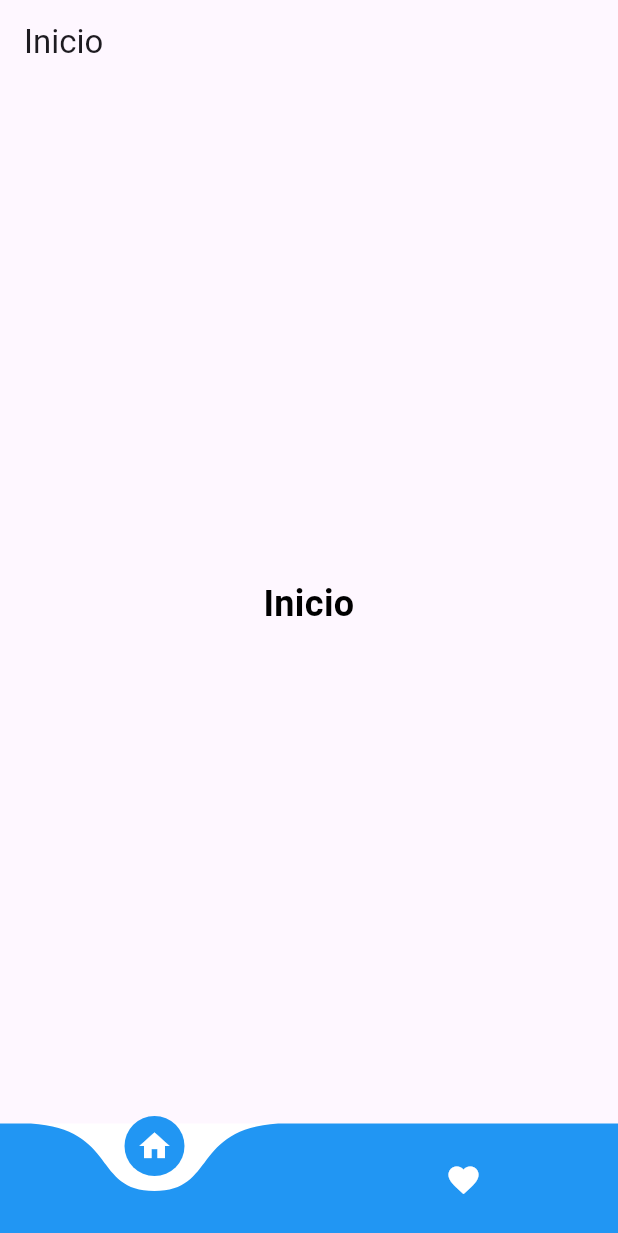
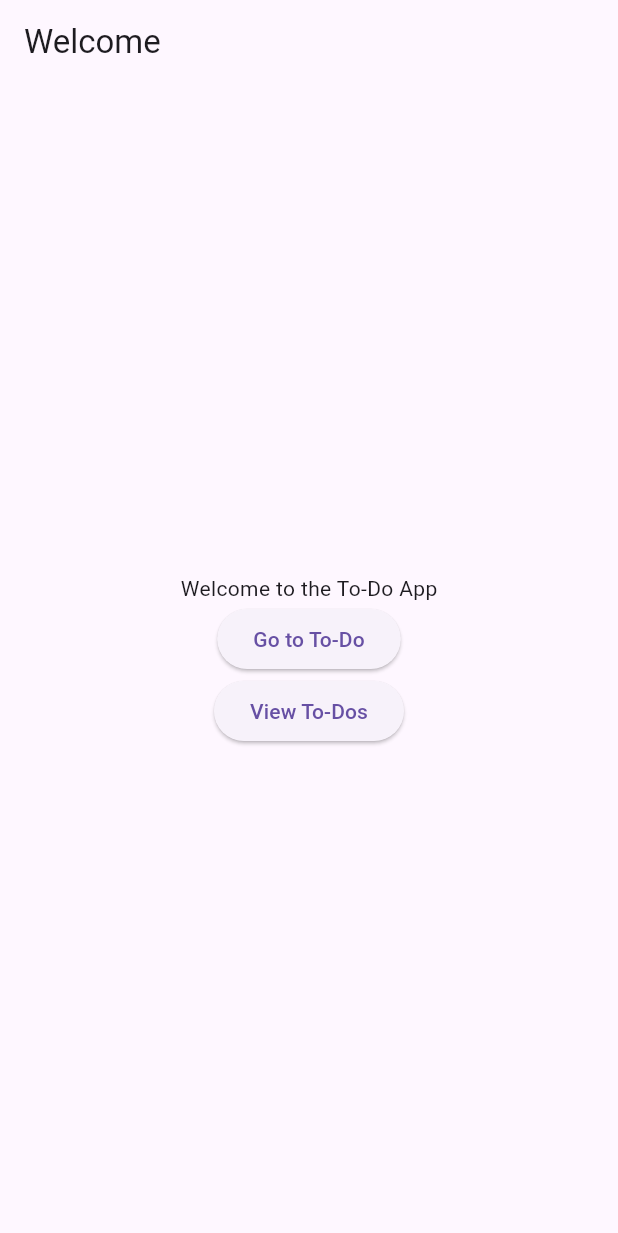
Before and after one commit to Samuel-Novoa/flutter_app_sam, a Flutter app: the screen it shows after launch, on a phone screen of 412 x 824 dp. Shown: the top 1233 px of the screen. Run offline on Flutter 3.47's test engine with Material 3 defaults, Android fonts, the phone set to English and light mode, and no system bars; drawn by our look-alikes of curved_navigation_bar.

Commit message:
New changes in the page

```diff
--- a/lib/main.dart
+++ b/lib/main.dart
@@ -1,7 +1,5 @@
 import 'package:flutter/material.dart';
-import 'package:curved_navigation_bar/curved_navigation_bar.dart';
-import './src/home_page.dart';
-import './src/to_do.dart';
+import 'src/homepage.dart';
 
 void main() {
   runApp(const MyApp());
@@ -12,53 +10,10 @@ class MyApp extends StatelessWidget {
 
   @override
   Widget build(BuildContext context) {
-    return MaterialApp(
+    return const MaterialApp(
       debugShowCheckedModeBanner: false,
       title: 'To-Do App',
-      theme: ThemeData(
-        primarySwatch: Colors.blue,
-      ),
-      home: const MainPage(),
+      home: HomePage(),
     );
   }
 }
-
-class MainPage extends StatefulWidget {
-  const MainPage({super.key});
-
-  @override
-  MainPageState createState() => MainPageState();
-}
-
-class MainPageState extends State<MainPage> {
-  int _selectedIndex = 0;
-
-  final List<Widget> _pages = [
-    const HomePage(),
-    const ToDo(),
-  ];
-
-  @override
-  Widget build(BuildContext context) {
-    return Scaffold(
-
-      body: _pages[_selectedIndex],
-      bottomNavigationBar: CurvedNavigationBar(
-        backgroundColor: Colors.white,
-        color: Colors.blue,
-        animationCurve: Curves.easeInOut,
-        animationDuration: const Duration(milliseconds: 300),
-        onTap: (index) {
-          setState(() {
-            _selectedIndex = index;
-          });
-        },
-        items: const [
-          Icon(Icons.home, color: Colors.white),
-          Icon(Icons.favorite, color: Colors.white),
-        ],
-      ),
-
-    );
-  }
-}
--- a/lib/src/home_page.dart
+++ /dev/null
@@ -1,38 +0,0 @@
-import 'package:flutter/material.dart';
-
-class HomePage extends StatelessWidget {
-  const HomePage({super.key});
-
-  @override
-  Widget build(BuildContext context) {
-    return Scaffold(
-      appBar: AppBar(
-        title: const Text('Inicio'),
-      ),
-      body: Stack(
-        children: [
-          Center(
-            child: Container(
-              constraints: const BoxConstraints(maxWidth: 400),
-              padding: const EdgeInsets.symmetric(horizontal: 20),
-              child: const Column(
-                mainAxisAlignment: MainAxisAlignment.center,
-                children: [
-                  Text(
-                    'Inicio',
-                    textAlign: TextAlign.center,
-                    style: TextStyle(
-                      color: Colors.black,
-                      fontSize: 24,
-                      fontWeight: FontWeight.bold,
-                    ),
-                  ),
-                ],
-              ),
-            ),
-          ),
-        ],
-      ),
-    );
-  }
-}
--- /dev/null
+++ b/lib/src/homepage.dart
@@ -0,0 +1,42 @@
+import 'package:flutter/material.dart';
+import 'to_do.dart';
+import 'store.dart';
+
+class HomePage extends StatelessWidget {
+  const HomePage({super.key});
+
+  @override
+  Widget build(BuildContext context) {
+    return Scaffold(
+      appBar: AppBar(
+        title: const Text('Welcome'),
+      ),
+      body: Center(
+        child: Column(
+          mainAxisAlignment: MainAxisAlignment.center,
+          children: [
+            const Text('Welcome to the To-Do App'),
+            ElevatedButton(
+              onPressed: () {
+                Navigator.push(
+                  context,
+                  MaterialPageRoute(builder: (context) => const ToDo()),
+                );
+              },
+              child: const Text('Go to To-Do'),
+            ),
+            ElevatedButton(
+              onPressed: () {
+                Navigator.push(
+                  context,
+                  MaterialPageRoute(builder: (context) => const StorePage()),
+                );
+              },
+              child: const Text('View To-Dos'),
+            ),
+          ],
+        ),
+      ),
+    );
+  }
+}
```
Also changed, not shown: lib/src/store.dart (added, +141 -0 lines), lib/src/to_do.dart (+9 -9 lines).
